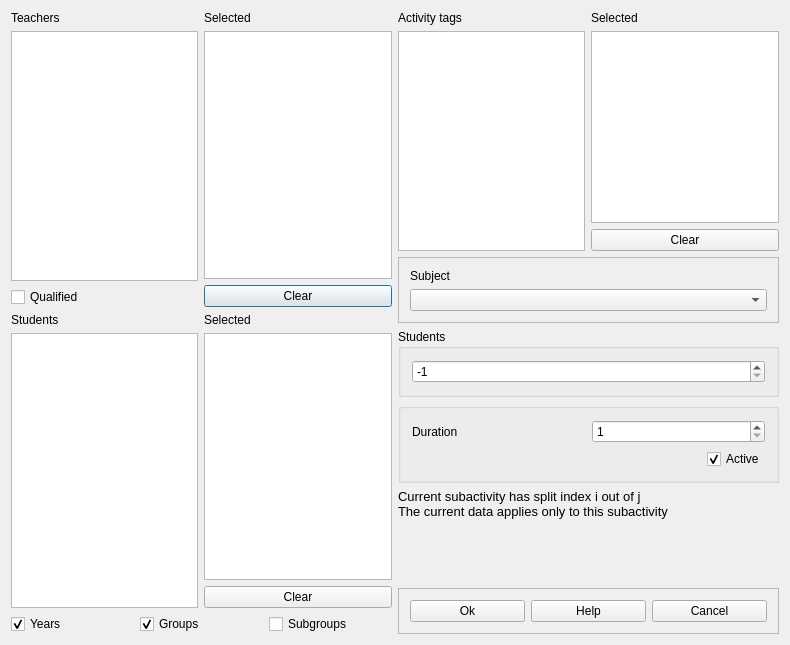
The window that src/interface/modifysubactivityform_template.ui (rodolforg/fet) describes before a commit, drawn with Qt 5.
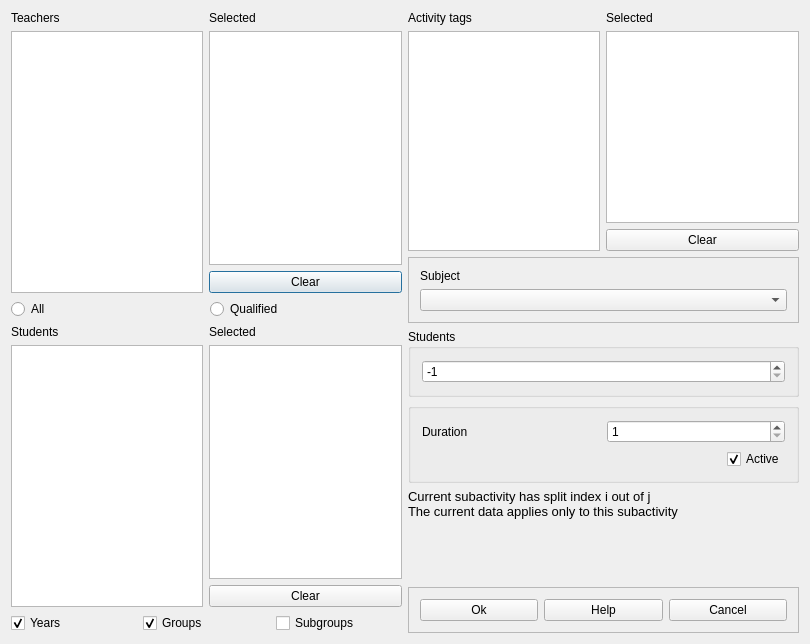
The same window after the commit.

Commit message: change qualified teacher checkbox for radiobuttons

The edit to the form file:
```diff
--- a/src/interface/modifysubactivityform_template.ui
+++ b/src/interface/modifysubactivityform_template.ui
@@ -6,17 +6,14 @@
    <rect>
     <x>0</x>
     <y>0</y>
-    <width>790</width>
-    <height>645</height>
+    <width>810</width>
+    <height>644</height>
    </rect>
   </property>
   <property name="windowTitle">
    <string extracomment="Title of dialog to modify a subactivity">Modify subactivity</string>
   </property>
   <layout class="QGridLayout" name="gridLayout_4">
-   <property name="sizeConstraint">
-    <enum>QLayout::SetMinimumSize</enum>
-   </property>
    <item row="0" column="0">
     <layout class="QVBoxLayout" name="verticalLayout_5">
      <item>
@@ -36,13 +33,6 @@
          <item>
           <widget class="QListWidget" name="allTeachersListWidget"/>
          </item>
-         <item>
-          <widget class="QCheckBox" name="qualifiedCheckBox">
-           <property name="text">
-            <string comment="It refers to teachers. It will show only the teachers qualified for the selected subject.">Qualified</string>
-           </property>
-          </widget>
-         </item>
         </layout>
        </item>
        <item>
@@ -71,6 +61,24 @@
        </item>
       </layout>
      </item>
+     <item>
+      <layout class="QHBoxLayout" name="horizontalLayout_79">
+       <item>
+        <widget class="QRadioButton" name="allTeachersRadioButton">
+         <property name="text">
+          <string comment="It refers to teachers. It will show all the teachers.">All</string>
+         </property>
+        </widget>
+       </item>
+       <item>
+        <widget class="QRadioButton" name="qualifiedTeachersRadioButton">
+         <property name="text">
+          <string comment="It refers to teachers. It will show only the teachers qualified for the selected subject.">Qualified</string>
+         </property>
+        </widget>
+       </item>
+      </layout>
+     </item>
      <item>
       <layout class="QHBoxLayout" name="horizontalLayout_2">
        <item>
```
The commit also changes 8 other files.
